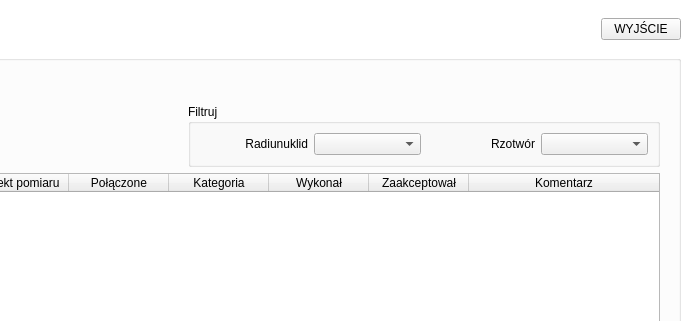
Qt form TripleReg/mainwindow.ui (ziemastz/SL) before a commit; both pictures show x 596 to 1286 and y 0 to 321 of the 1286 by 668 pixel window.
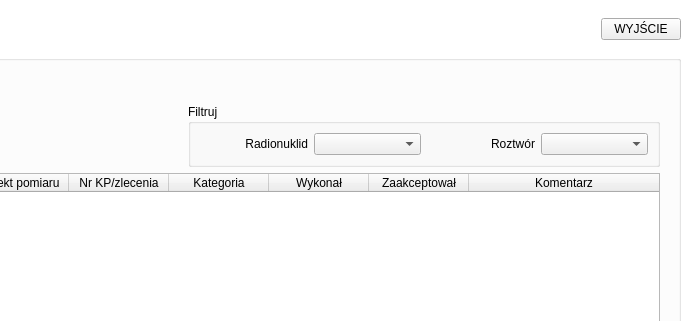
The same form after that commit. Icons and pictures are not drawn.

Patch:
```diff
--- a/TripleReg/mainwindow.ui
+++ b/TripleReg/mainwindow.ui
@@ -1076,7 +1076,7 @@
               <item row="0" column="0">
                <widget class="QLabel" name="label_32">
                 <property name="text">
-                 <string>Radiunuklid</string>
+                 <string>Radionuklid</string>
                 </property>
                 <property name="alignment">
                  <set>Qt::AlignRight|Qt::AlignTrailing|Qt::AlignVCenter</set>
@@ -1086,7 +1086,7 @@
               <item row="0" column="2">
                <widget class="QLabel" name="label_48">
                 <property name="text">
-                 <string>Rzotwór</string>
+                 <string>Roztwór</string>
                 </property>
                 <property name="alignment">
                  <set>Qt::AlignRight|Qt::AlignTrailing|Qt::AlignVCenter</set>
@@ -1192,7 +1192,7 @@
              </column>
              <column>
               <property name="text">
-               <string>Połączone</string>
+               <string>Nr KP/zlecenia</string>
               </property>
              </column>
              <column>
```
